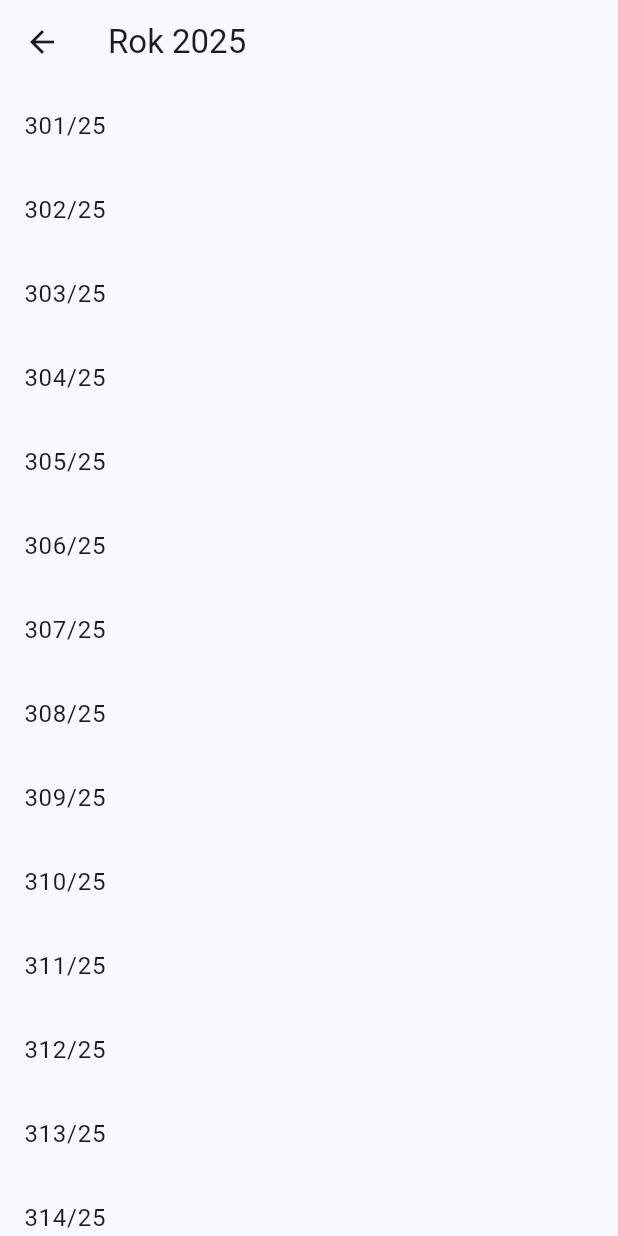
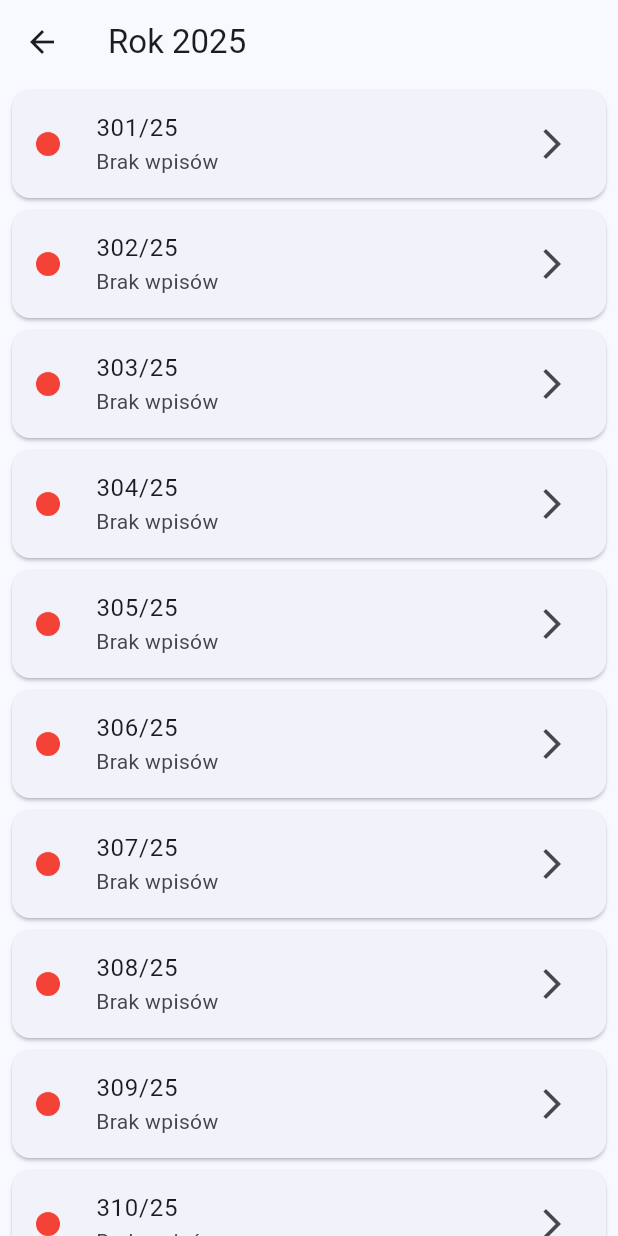
Before and after one commit to NoviPL/wto, a Flutter app: the screen it shows after launch, after a tap on "2025", on a phone screen of 412 x 824 dp. Run offline on Flutter 3.47's test engine with Material 3 defaults, Android fonts, the phone set to English and light mode, and no system bars; our stand-ins replace sqflite; accounts and stored records are empty.

Commit message:
Dodane znaczniki obecnosci

```diff
--- a/lib/db/database.dart
+++ b/lib/db/database.dart
@@ -9,6 +9,17 @@ class AppDatabase {
 
     _db = await _initDB();
     return _db!;
+  }
+
+  static Future<int> getEntriesCount(String number) async {
+    final db = await database;
+
+    final result = await db.rawQuery(
+      'SELECT COUNT(*) as count FROM entries WHERE number = ?',
+      [number],
+    );
+
+    return Sqflite.firstIntValue(result) ?? 0;
   }
 
   static Future<Database> _initDB() async {
@@ -31,7 +42,11 @@ class AppDatabase {
     );
   }
 
-  static Future<void> insertEntry(String number, String text, String dateTime) async {
+  static Future<void> insertEntry(
+      String number,
+      String text,
+      String dateTime,
+      ) async {
     final db = await database;
 
     await db.insert('entries', {
--- a/lib/main.dart
+++ b/lib/main.dart
@@ -70,6 +70,7 @@ class NumbersScreen extends StatelessWidget {
     final numbers = [
       ...List.generate(99, (i) => '${301 + i}/$suffix'),
       ...List.generate(99, (i) => 'A${301 + i}/$suffix'),
+      ...List.generate(20, (i) => 'KOORDYNACJA${i + 1}/$suffix'),
     ];
 
     return Scaffold(
@@ -79,13 +80,42 @@ class NumbersScreen extends StatelessWidget {
       body: ListView.builder(
         itemCount: numbers.length,
         itemBuilder: (context, index) {
-          return ListTile(
-            title: Text(numbers[index]),
-            onTap: () {
-              Navigator.push(
-                context,
-                MaterialPageRoute(
-                  builder: (_) => EntryScreen(number: numbers[index]),
+          final number = numbers[index];
+
+          return FutureBuilder<int>(
+            future: AppDatabase.getEntriesCount(number),
+            builder: (context, snapshot) {
+              final count = snapshot.data ?? 0;
+
+              return Card(
+                margin: const EdgeInsets.symmetric(
+                  horizontal: 8,
+                  vertical: 4,
+                ),
+                child: ListTile(
+                  leading: Container(
+                    width: 16,
+                    height: 16,
+                    decoration: BoxDecoration(
+                      color: count > 0 ? Colors.green : Colors.red,
+                      shape: BoxShape.circle,
+                    ),
+                  ),
+                  title: Text(number),
+                  subtitle: Text(
+                    count > 0
+                        ? 'Liczba wpisów: $count'
+                        : 'Brak wpisów',
+                  ),
+                  trailing: const Icon(Icons.arrow_forward_ios),
+                  onTap: () {
+                    Navigator.push(
+                      context,
+                      MaterialPageRoute(
+                        builder: (_) => EntryScreen(number: number),
+                      ),
+                    );
+                  },
                 ),
               );
             },
@@ -199,7 +229,7 @@ Widget build(BuildContext context) {
 
               return ListTile(
                 title: Text(entry['text'] ?? ''),
-                subtitle: Text(entry['time'] ?? ''),
+                subtitle: Text(entry['dataTime'] ?? ''),
                 onTap: () {
                   _editEntry(entry);
                 },
```
